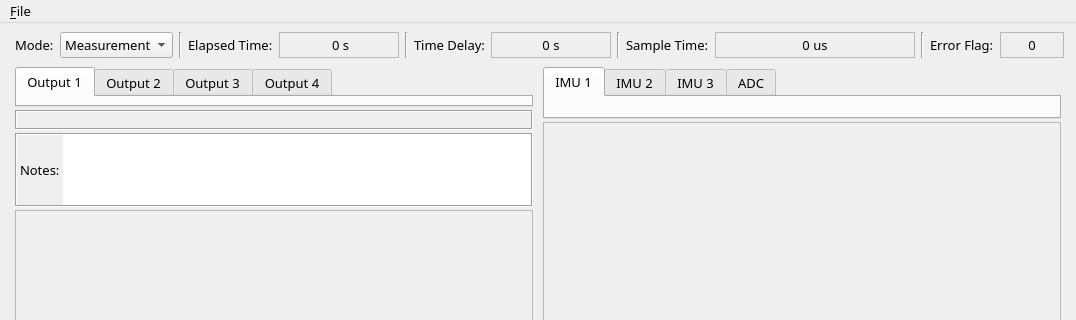
Qt form uifiles/VibViewWindow.ui (eduardobatista/ActVibSoftware) before a commit; both pictures show x 0 to 1076 and y 0 to 320 of the 1076 by 732 pixel window.
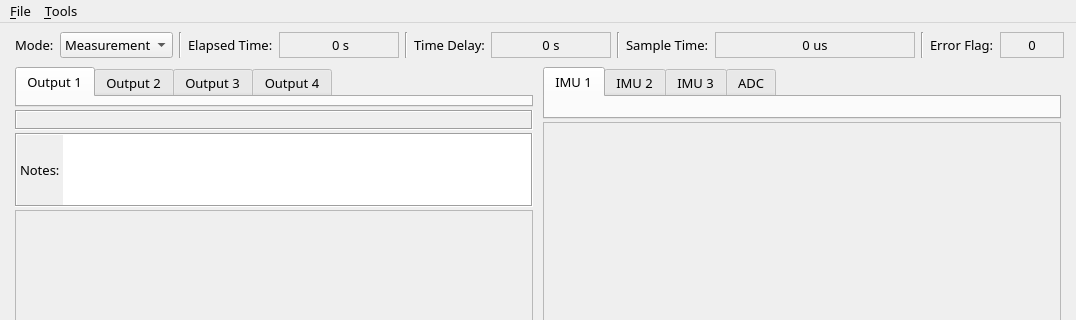
The same form after that commit.

Commit message: Improving Path Modeling Dialog.

The edit to the form file:
```diff
--- a/uifiles/VibViewWindow.ui
+++ b/uifiles/VibViewWindow.ui
@@ -869,7 +869,16 @@
     <addaction name="separator"/>
     <addaction name="actionSair"/>
    </widget>
+   <widget class="QMenu" name="menu_Tools">
+    <property name="title">
+     <string>&amp;Tools</string>
+    </property>
+    <addaction name="actionAutomator"/>
+    <addaction name="actionDataViewer"/>
+    <addaction name="actionPathModeling"/>
+   </widget>
    <addaction name="menuArquivo"/>
+   <addaction name="menu_Tools"/>
   </widget>
   <widget class="QStatusBar" name="statusbar"/>
   <action name="actionSalvar_dados">
```
Left out of the diff: 23 changed lines with no effect on the pictures. The commit also changes 4 other files.
